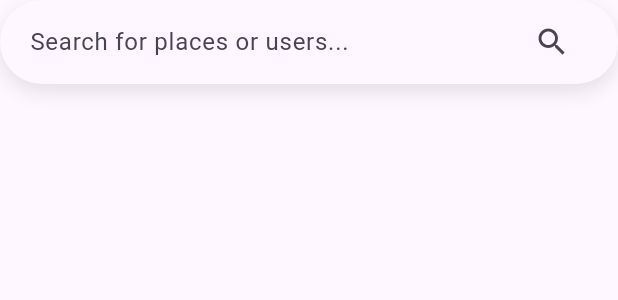
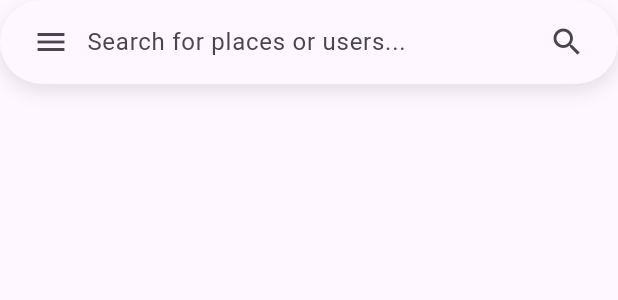
Before and after one commit to krishnakireeti-2k7/near_me, a Flutter app: the SearchBarWidget widget shown alone on an empty page, opened directly with empty values, on a phone screen of 412 x 824 dp. Shown: the top 300 px of the screen. Run offline on Flutter 3.47's test engine with Material 3 defaults, Android fonts, the phone set to English and light mode, and no system bars; our stand-ins replace cloud_firestore, firebase_auth, firebase_core, firebase_messaging, firebase_storage, flutter_local_notifications and 8 more; missing offline and left inert: firebase_app_check, flutter_google_maps_webservices; accounts and stored records are empty.

Commit message:
unified app bar

```diff
--- a/lib/features/map/widgets/search_bar_widget.dart
+++ b/lib/features/map/widgets/search_bar_widget.dart
@@ -2,20 +2,23 @@
 
 import 'package:flutter/material.dart';
 import 'package:flutter_google_maps_webservices/places.dart';
+import 'package:google_maps_flutter/google_maps_flutter.dart';
 import 'package:uuid/uuid.dart';
 
-// Your Google Maps API Key
+// Your Google Places API Key
 const String googleApiKey = 'AIzaSyCmom1vOzH73kkgxgPNMX-F65hSv2LKryI';
 
 class SearchBarWidget extends StatefulWidget {
-  // A callback function to notify the parent widget when a place is selected.
-  final Function(Prediction) onPlaceSelected;
+  // Now, the callback expects a LatLng
+  final Function(LatLng) onPlaceSelected;
   final Function(String) onUserSearch;
+  final BuildContext scaffoldContext;
 
   const SearchBarWidget({
     super.key,
     required this.onPlaceSelected,
     required this.onUserSearch,
+    required this.scaffoldContext,
   });
 
   @override
@@ -52,7 +55,6 @@ class _SearchBarWidgetState extends State<SearchBarWidget> {
       return;
     }
 
-    // Reset session token for a new search
     if (_sessionToken == null) {
       _sessionToken = uuid.v4();
     }
@@ -73,26 +75,35 @@ class _SearchBarWidgetState extends State<SearchBarWidget> {
   }
 
   void _handlePlaceTap(Prediction place) async {
-    // We'll reset the session token and clear the suggestions after a selection.
-    _sessionToken = null;
     _searchController.clear();
     setState(() {
       _placesSuggestions = [];
     });
-    // Call the parent's callback with the selected place.
-    widget.onPlaceSelected(place);
+
+    // Get the place details to extract the coordinates
+    final placeDetails = await places.getDetailsByPlaceId(
+      place.placeId!,
+      sessionToken: _sessionToken,
+    );
+
+    // Reset the session token for the next search
+    _sessionToken = uuid.v4();
+
+    final geometry = placeDetails.result?.geometry;
+    if (geometry?.location != null) {
+      // Pass the LatLng to the parent widget
+      widget.onPlaceSelected(
+        LatLng(geometry!.location.lat, geometry.location.lng),
+      );
+    }
   }
 
   @override
   Widget build(BuildContext context) {
-    return Positioned(
-      top: 50,
-      left: 100,
-      right: 20,
-      child: Column(
+    return Column(
       children: [
         Container(
-            padding: const EdgeInsets.symmetric(horizontal: 20),
+          padding: const EdgeInsets.symmetric(horizontal: 10),
           height: 56,
           decoration: BoxDecoration(
             color: Theme.of(context).colorScheme.surface,
@@ -107,6 +118,11 @@ class _SearchBarWidgetState extends State<SearchBarWidget> {
           ),
           child: Row(
             children: [
+              IconButton(
+                icon: const Icon(Icons.menu),
+                onPressed:
+                    () => Scaffold.of(widget.scaffoldContext).openDrawer(),
+              ),
               Expanded(
                 child: TextField(
                   controller: _searchController,
@@ -117,23 +133,18 @@ class _SearchBarWidgetState extends State<SearchBarWidget> {
                   ),
                   onChanged: (value) {
                     _getPlacesSuggestions(value);
-                      // This will be for user search later.
                     widget.onUserSearch(value);
                   },
                 ),
               ),
-                IconButton(
-                  icon: const Icon(Icons.search),
-                  onPressed: () {
-                    // This can be used for a direct search submission
-                    // without needing to tap a suggestion.
-                  },
-                ),
+              IconButton(icon: const Icon(Icons.search), onPressed: () {}),
             ],
           ),
         ),
         if (_placesSuggestions.isNotEmpty)
-            Container(
+          SizedBox(
+            height: MediaQuery.of(context).size.height * 0.4,
+            child: Container(
               margin: const EdgeInsets.only(top: 8),
               decoration: BoxDecoration(
                 color: Theme.of(context).colorScheme.surface,
@@ -160,8 +171,8 @@ class _SearchBarWidgetState extends State<SearchBarWidget> {
                 },
               ),
             ),
+          ),
       ],
-      ),
     );
   }
 }
```
Also changed, not shown: lib/features/map/presentation/map_screen.dart (+26 -36 lines). Lines whose indentation alone changed are shown as unchanged.
